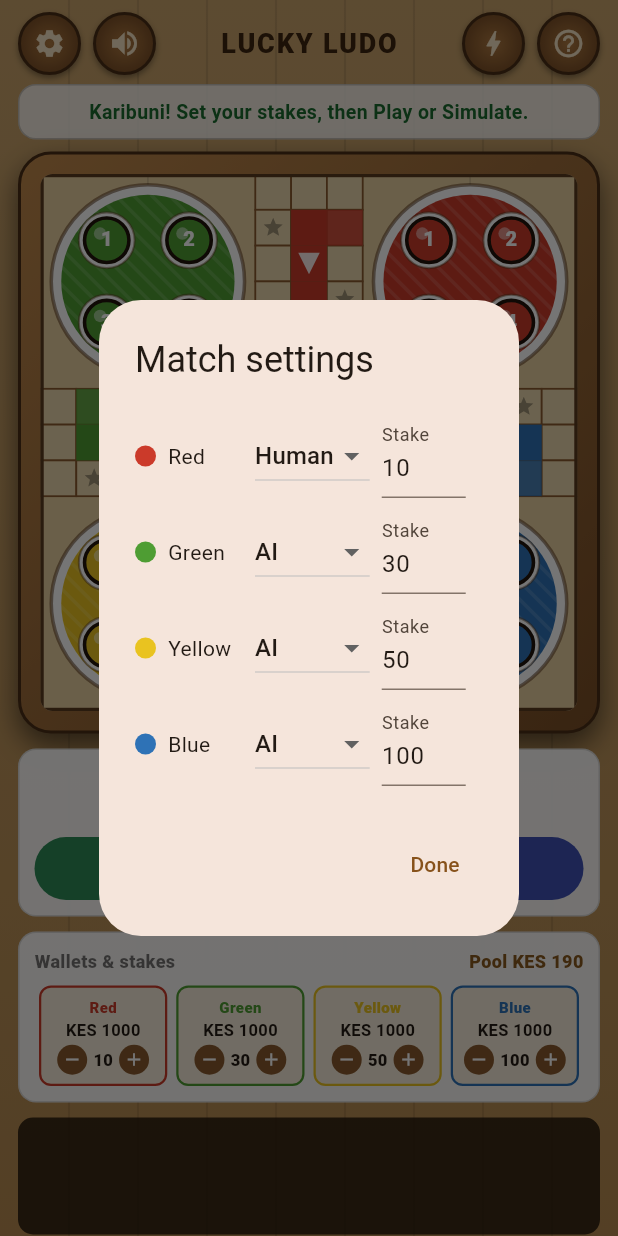
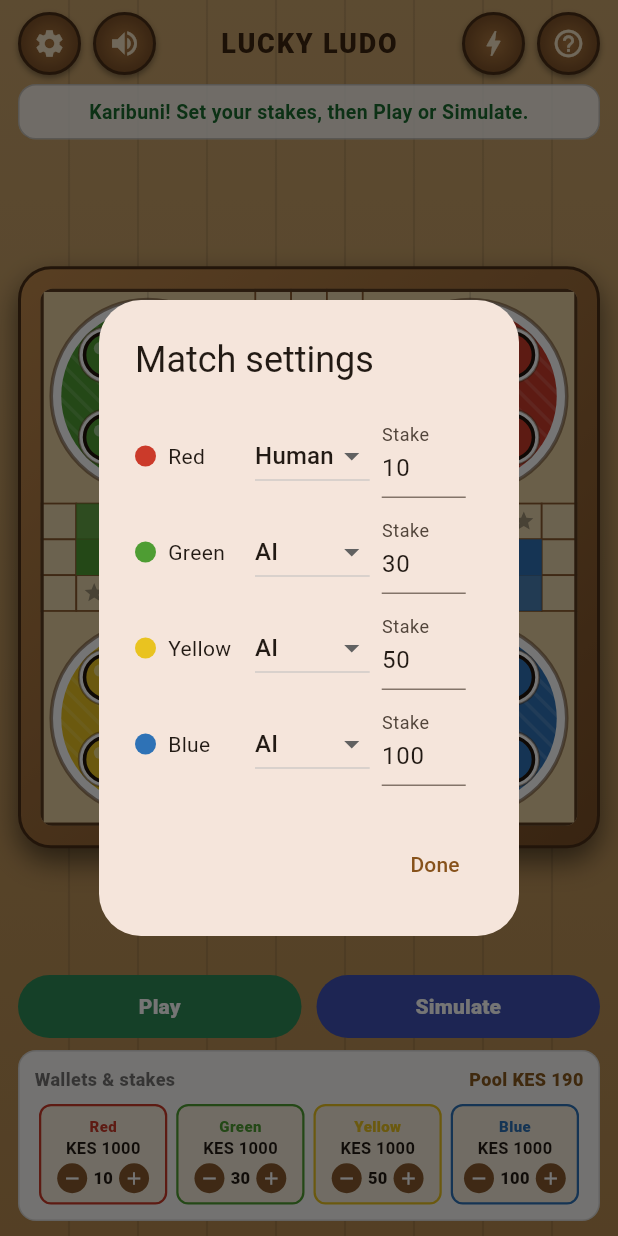
Before and after one commit to richardruoro/Lucky-Ludo, a Flutter app: the screen it shows after launch, after a tap on the "settings" icon, on a phone screen of 412 x 824 dp. Run offline on Flutter 3.47's test engine with Material 3 defaults, Android fonts, the phone set to English and light mode, and no system bars.

Commit message:
Fit-to-screen layout, player-coloured dice, brighter move glow (#12)
Addresses the unplayable/scroll issues from the screenshots:

- Remove the SingleChildScrollView. The board now lives in an Expanded slot and
  shrinks to fit, so the whole screen always fits and flinging the dice can no
  longer scroll the page (which was stealing the gesture / shifting taps).
- Remove the bottom log panel (frees space, requested).
- Dice now takes the CURRENT PLAYER's colour (red/green/yellow/blue) with a
  white ring and adaptive pip colour (dark pips on the light yellow die).
- The on-board dice ignores touches unless it's your turn to roll, so taps on a
  piece sitting under it still reach the piece.
- Make eligible pieces glow with a bright amber/white halo so it's obvious what
  to tap on your turn.
- Compact controls (status lives in the banner) so everything fits on short
  screens too.

```diff
--- a/flutter_app/lib/board_painter.dart
+++ b/flutter_app/lib/board_painter.dart
@@ -268,8 +268,19 @@ class BoardPainter extends CustomPainter {
         game.phase == 'waiting-for-move';
 
     if (highlight) {
-      canvas.drawCircle(c, r + _u * 0.16,
-          Paint()..color = Colors.white.withOpacity(0.85));
+      // Bright pulsing-style halo so it's obvious which pieces are tappable.
+      canvas.drawCircle(c, r + _u * 0.34,
+          Paint()..color = const Color(0xFFFFE08A).withOpacity(0.55));
+      canvas.drawCircle(c, r + _u * 0.20,
+          Paint()..color = Colors.white);
+      canvas.drawCircle(
+        c,
+        r + _u * 0.20,
+        Paint()
+          ..style = PaintingStyle.stroke
+          ..strokeWidth = _u * 0.06
+          ..color = const Color(0xFFFFB300),
+      );
     }
     canvas.drawCircle(c, r, Paint()..color = kColors[color]!);
     canvas.drawCircle(
--- a/flutter_app/lib/main.dart
+++ b/flutter_app/lib/main.dart
@@ -100,8 +100,10 @@ class _GameScreenState extends State<GameScreen> {
           child: SafeArea(
             child: Stack(
               children: [
-                SingleChildScrollView(
-                  padding: const EdgeInsets.fromLTRB(12, 8, 12, 16),
+                // Fixed, non-scrolling layout so flinging the dice never scrolls
+                // the page and everything always fits the screen.
+                Padding(
+                  padding: const EdgeInsets.fromLTRB(12, 8, 12, 10),
                   child: Column(
                     crossAxisAlignment: CrossAxisAlignment.stretch,
                     children: [
@@ -109,13 +111,13 @@ class _GameScreenState extends State<GameScreen> {
                       const SizedBox(height: 6),
                       _statusBanner(),
                       const SizedBox(height: 8),
-                      _boardArea(),
-                      const SizedBox(height: 10),
+                      // Board takes all remaining vertical space (and shrinks to
+                      // fit on short screens).
+                      Expanded(child: _boardArea()),
+                      const SizedBox(height: 8),
                       _controls(),
-                      const SizedBox(height: 10),
+                      const SizedBox(height: 8),
                       _wallets(),
-                      const SizedBox(height: 10),
-                      _logPanel(),
                     ],
                   ),
                 ),
@@ -288,12 +290,22 @@ class _GameScreenState extends State<GameScreen> {
                         right: 0,
                         bottom: side * 0.03,
                         child: Center(
+                          // Only intercept touches when it's your turn to roll;
+                          // otherwise let taps reach a piece under the dice.
+                          child: IgnorePointer(
+                            ignoring: !canFling,
                             child: FlingDice(
                               value: game.dice,
                               rollId: game.rollCount,
                               enabled: canFling,
                               size: side * 0.14,
-                            onRoll: (velocity, dir) => game.flingRoll(velocity),
+                              // Dice takes the current player's colour.
+                              color: game.started
+                                  ? kColors[game.current]!
+                                  : const Color(0xFF4E9D33),
+                              onRoll: (velocity, dir) =>
+                                  game.flingRoll(velocity),
+                            ),
                           ),
                         ),
                       ),
@@ -308,37 +320,9 @@ class _GameScreenState extends State<GameScreen> {
     );
   }
 
-  // ---- Controls (turn label + Play/Simulate) ----
+  // ---- Controls (compact Play/Simulate row; status is in the banner) ----
   Widget _controls() {
-    final color = kColors[game.current]!;
-    final canFling = game.started &&
-        game.isHumanTurn &&
-        game.phase == 'waiting-for-roll';
-    return Container(
-      padding: const EdgeInsets.all(10),
-      decoration: _panel(),
-      child: Column(
-        mainAxisSize: MainAxisSize.min,
-        children: [
-          Text(
-            game.started ? '${kNames[game.current]} to move' : 'Ready to play',
-            style: TextStyle(
-                fontWeight: FontWeight.w800, color: color, fontSize: 14),
-          ),
-          const SizedBox(height: 2),
-          Text(
-            canFling
-                ? 'Fling or tap the dice on the board to roll'
-                : (game.started
-                    ? (game.isHumanTurn
-                        ? 'Tap a glowing piece to move'
-                        : 'Computer thinking…')
-                    : 'Set stakes below, then Play or Simulate'),
-            textAlign: TextAlign.center,
-            style: const TextStyle(fontSize: 11, color: Colors.black54),
-          ),
-          const SizedBox(height: 10),
-          Row(
+    return Row(
       children: [
         Expanded(
           child: _actionButton('Play', const Color(0xFF2E8B57),
@@ -350,9 +334,6 @@ class _GameScreenState extends State<GameScreen> {
               () => game.start(simulate: true)),
         ),
       ],
-          ),
-        ],
-      ),
     );
   }
 
@@ -568,32 +549,6 @@ class _GameScreenState extends State<GameScreen> {
     );
   }
 
-  // ---- Log ----
-  Widget _logPanel() {
-    final lines = game.log.reversed.take(5).toList();
-    return Container(
-      width: double.infinity,
-      height: 78,
-      padding: const EdgeInsets.all(8),
-      decoration: BoxDecoration(
-        color: const Color(0xCC1C1206),
-        borderRadius: BorderRadius.circular(10),
-      ),
-      child: Column(
-        crossAxisAlignment: CrossAxisAlignment.start,
-        children: lines
-            .map((l) => Text(l,
-                maxLines: 1,
-                overflow: TextOverflow.ellipsis,
-                style: const TextStyle(
-                    color: Color(0xFFE9D9B6),
-                    fontSize: 10,
-                    fontFamily: 'monospace')))
-            .toList(),
-      ),
-    );
-  }
-
   BoxDecoration _panel() => BoxDecoration(
         color: const Color(0xF2FFFFFF),
         borderRadius: BorderRadius.circular(12),
@@ -715,6 +670,7 @@ class FlingDice extends StatefulWidget {
   final int rollId; // bumps each roll → triggers the animation
   final bool enabled; // only the human, on their roll turn
   final double size;
+  final Color color; // the current player's colour
   final void Function(double velocity, Offset direction) onRoll;
 
   const FlingDice({
@@ -723,6 +679,7 @@ class FlingDice extends StatefulWidget {
     required this.rollId,
     required this.enabled,
     required this.size,
+    required this.color,
     required this.onRoll,
   });
 
@@ -829,17 +786,15 @@ class _FlingDiceState extends State<FlingDice>
         _fling(v.distance, Offset(v.dx, v.dy));
       },
       child: Container(
-        // Highlight ring so it's obvious the die is the thing you roll.
+        // Highlight ring (in the player's colour) so it's obvious it's rollable.
         padding: const EdgeInsets.all(3),
         decoration: BoxDecoration(
           shape: BoxShape.circle,
           color: widget.enabled
-              ? const Color(0x333C9A3C)
+              ? widget.color.withOpacity(0.22)
               : Colors.transparent,
           border: Border.all(
-            color: widget.enabled
-                ? const Color(0xFF3C9A3C)
-                : Colors.transparent,
+            color: widget.enabled ? Colors.white : Colors.transparent,
             width: 2,
           ),
         ),
@@ -848,8 +803,9 @@ class _FlingDiceState extends State<FlingDice>
           child: Transform.rotate(
             angle: rotation,
             child: Opacity(
-              opacity: (widget.enabled || _ctrl.isAnimating) ? 1.0 : 0.85,
-              child: DiceFace(value: face, size: widget.size),
+              opacity: (widget.enabled || _ctrl.isAnimating) ? 1.0 : 0.9,
+              child: DiceFace(
+                  value: face, size: widget.size, color: widget.color),
             ),
           ),
         ),
@@ -858,40 +814,53 @@ class _FlingDiceState extends State<FlingDice>
   }
 }
 
-/// A green die face with white pips.
+/// A die face coloured to match the current player, with adaptive pips.
 class DiceFace extends StatelessWidget {
   final int value;
   final double size;
-  const DiceFace({super.key, required this.value, required this.size});
+  final Color color;
+  const DiceFace({
+    super.key,
+    required this.value,
+    required this.size,
+    this.color = const Color(0xFF4E9D33),
+  });
 
   @override
   Widget build(BuildContext context) {
+    final light = Color.lerp(color, Colors.white, 0.28)!;
+    final dark = Color.lerp(color, Colors.black, 0.16)!;
+    // White pips on dark dice, dark pips on light dice (e.g. yellow).
+    final pip = color.computeLuminance() > 0.55
+        ? const Color(0xFF2A1C0C)
+        : Colors.white;
     return Container(
       width: size,
       height: size,
       decoration: BoxDecoration(
-        gradient: const LinearGradient(
+        gradient: LinearGradient(
           begin: Alignment.topLeft,
           end: Alignment.bottomRight,
-          colors: [Color(0xFF5FBF5F), Color(0xFF3C9A3C)],
+          colors: [light, dark],
         ),
         borderRadius: BorderRadius.circular(size * 0.22),
         boxShadow: const [
           BoxShadow(color: Colors.black45, blurRadius: 4, offset: Offset(0, 2)),
         ],
       ),
-      child: CustomPaint(painter: _PipPainter(value)),
+      child: CustomPaint(painter: _PipPainter(value, pip)),
     );
   }
 }
 
 class _PipPainter extends CustomPainter {
   final int value;
-  _PipPainter(this.value);
+  final Color pipColor;
+  _PipPainter(this.value, this.pipColor);
 
   @override
   void paint(Canvas canvas, Size size) {
-    final p = Paint()..color = Colors.white;
+    final p = Paint()..color = pipColor;
     final r = size.width * 0.09;
     final a = size.width * 0.26, b = size.width * 0.5, c = size.width * 0.74;
     void dot(double x, double y) => canvas.drawCircle(Offset(x, y), r, p);
@@ -912,7 +881,8 @@ class _PipPainter extends CustomPainter {
   }
 
   @override
-  bool shouldRepaint(covariant _PipPainter old) => old.value != value;
+  bool shouldRepaint(covariant _PipPainter old) =>
+      old.value != value || old.pipColor != pipColor;
 }
 
 /// Faint wood-plank seams behind the whole screen.
```
Lines whose indentation alone changed are shown as unchanged.
